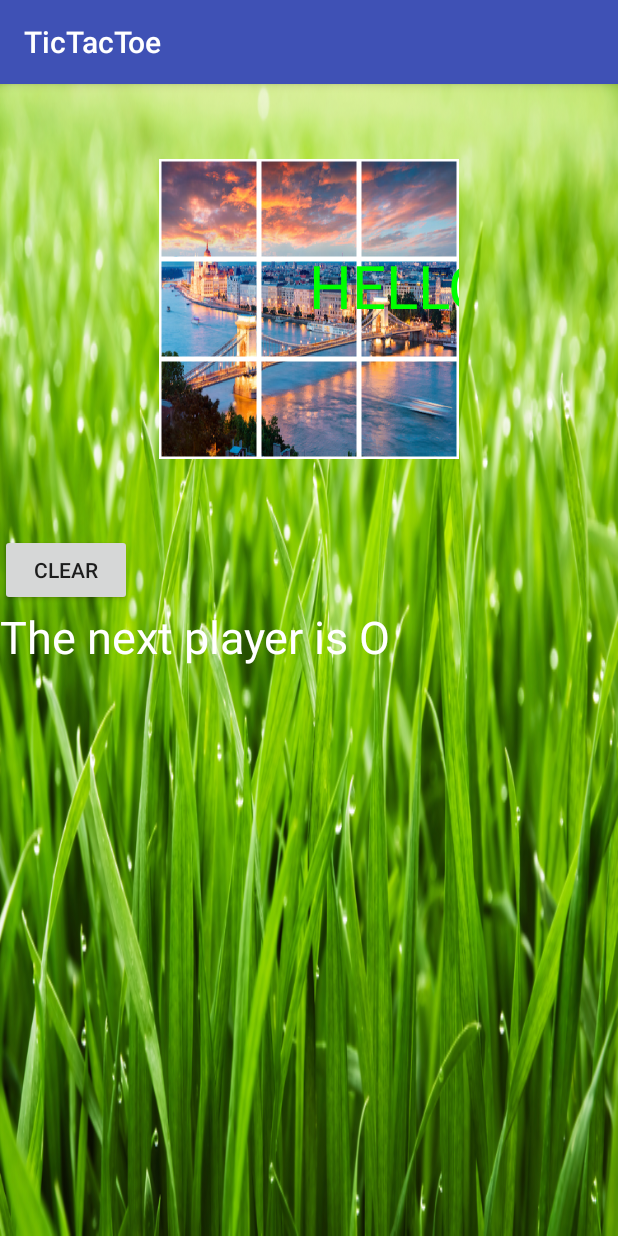
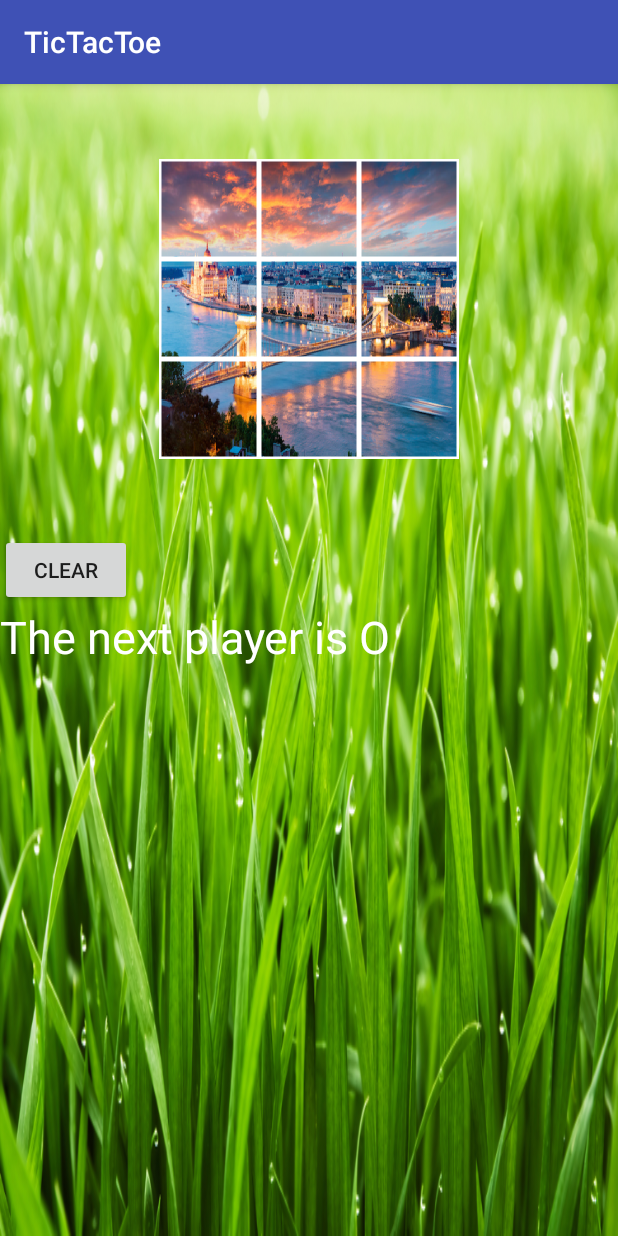
Before and after one commit to nicktej/Android-Tic-Tac-Toe, an Android app: the screen it shows after launch (MainActivity), on a phone screen of 412 x 824 dp. Run offline under Robolectric (Android 15) with nearby library versions, the phone set to English and light mode, and no system bars; our stand-ins replace Shimmer.

```diff
--- a/app/src/main/java/hu/ait/android/tictactoe/View/TicTacToeView.java
+++ b/app/src/main/java/hu/ait/android/tictactoe/View/TicTacToeView.java
@@ -79,8 +79,6 @@ public class TicTacToeView extends View {
 
         // draw players (O, X)
         drawPlayers(canvas);
-
-        canvas.drawText("HELLO WORLD", 150, 150, paintText);
     }
 
     private void drawPlayers(Canvas canvas) {
```
Also changed, not shown: 5 other files.
